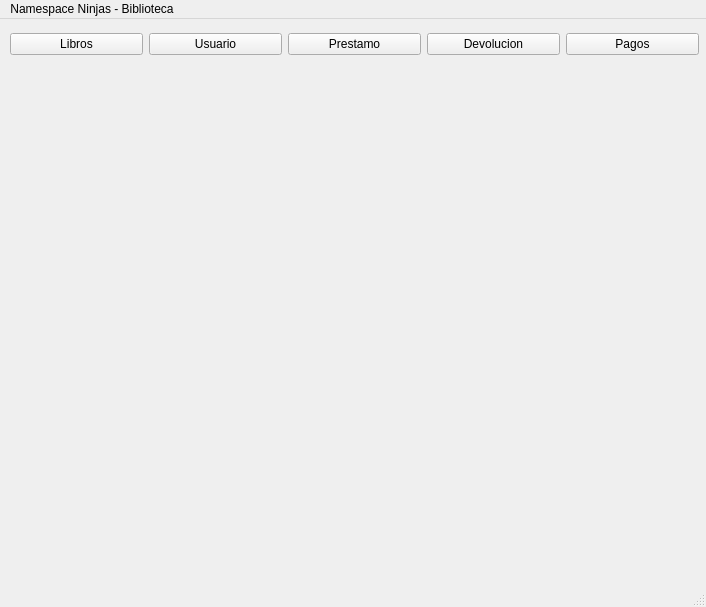
Above: mainwindow.ui from DanielaGanan/biblioteca before the change. Below: the same form after it.
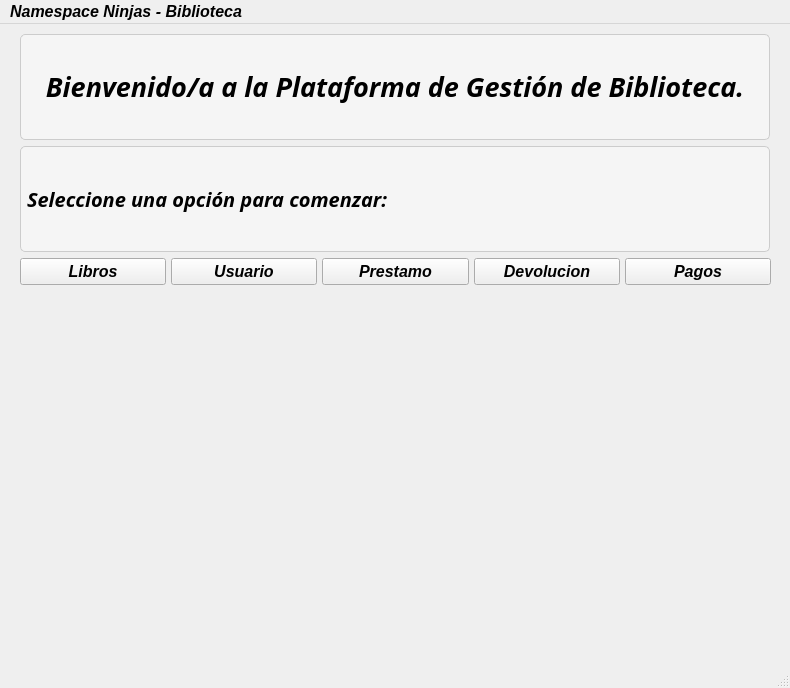
That is the form after the change. Icons and pictures are not drawn.

Commit message: Tocando estilos del mainwindow

What changed in the file:
```diff
--- a/mainwindow.ui
+++ b/mainwindow.ui
@@ -6,10 +6,18 @@
    <rect>
     <x>0</x>
     <y>0</y>
-    <width>706</width>
-    <height>607</height>
+    <width>790</width>
+    <height>688</height>
    </rect>
   </property>
+  <property name="font">
+   <font>
+    <pointsize>12</pointsize>
+    <italic>true</italic>
+    <bold>true</bold>
+    <underline>false</underline>
+   </font>
+  </property>
   <property name="windowTitle">
    <string>MainWindow</string>
   </property>
@@ -23,13 +31,111 @@
    <widget class="QWidget" name="gridLayoutWidget">
     <property name="geometry">
      <rect>
-      <x>10</x>
+      <x>20</x>
       <y>10</y>
-      <width>689</width>
-      <height>31</height>
+      <width>751</width>
+      <height>251</height>
      </rect>
     </property>
+    <layout class="QVBoxLayout" name="verticalLayout">
+     <item>
+      <widget class="QLabel" name="label">
+       <property name="minimumSize">
+        <size>
+         <width>100</width>
+         <height>0</height>
+        </size>
+       </property>
+       <property name="maximumSize">
+        <size>
+         <width>750</width>
+         <height>16777215</height>
+        </size>
+       </property>
+       <property name="styleSheet">
+        <string notr="true">QLabel {
+color: black;
+       font-size: 14px;        
+       padding: 5px;           
+       background-color: #f5f5f5; 
+       border: 1px solid #ccc;   
+       border-radius: 5px;      
+       text-align: center;      
+    }</string>
+       </property>
+       <property name="text">
+        <string>&lt;html&gt;&lt;head/&gt;&lt;body&gt;&lt;p&gt;&lt;span style=&quot; font-family: impact; ;font-size:20pt; font-weight:700;&quot;&gt;Bienvenido/a a la Plataforma de Gestión de Biblioteca.&lt;/span&gt;&lt;/p&gt;&lt;/body&gt;&lt;/html&gt;</string>
+       </property>
+       <property name="textFormat">
+        <enum>Qt::TextFormat::AutoText</enum>
+       </property>
+       <property name="alignment">
+        <set>Qt::AlignmentFlag::AlignCenter</set>
+       </property>
+       <property name="wordWrap">
+        <bool>false</bool>
+       </property>
+       <property name="margin">
+        <number>5</number>
+       </property>
+       <property name="indent">
+        <number>1</number>
+       </property>
+      </widget>
+     </item>
+     <item>
+      <widget class="QLabel" name="label_2">
+       <property name="minimumSize">
+        <size>
+         <width>100</width>
+         <height>0</height>
+        </size>
+       </property>
+       <property name="maximumSize">
+        <size>
+         <width>750</width>
+         <height>16777215</height>
+        </size>
+       </property>
+       <property name="styleSheet">
+        <string notr="true">QLabel {
+color: black;
+       font-size: 14px;        
+       padding: 5px;           
+       background-color: #f5f5f5; 
+       border: 1px solid #ccc;   
+       border-radius: 5px;      
+       text-align: center;      
+    }</string>
+       </property>
+       <property name="text">
+        <string>&lt;html&gt;&lt;head/&gt;&lt;body&gt;&lt;p&gt;&lt;span style=&quot; font-family: impact; ;font-size:15pt; font-weight:500;&quot;&gt;Seleccione una opción para comenzar:&lt;/span&gt;&lt;/p&gt;&lt;/body&gt;&lt;/html&gt;</string>
+       </property>
+       <property name="textFormat">
+        <enum>Qt::TextFormat::AutoText</enum>
+       </property>
+       <property name="alignment">
+        <set>Qt::AlignmentFlag::AlignLeading|Qt::AlignmentFlag::AlignLeft|Qt::AlignmentFlag::AlignVCenter</set>
+       </property>
+       <property name="wordWrap">
+        <bool>false</bool>
+       </property>
+       <property name="margin">
+        <number>5</number>
+       </property>
+       <property name="indent">
+        <number>1</number>
+       </property>
+      </widget>
+     </item>
+     <item>
     <layout class="QGridLayout" name="gridLayout">
+       <property name="horizontalSpacing">
+        <number>5</number>
+       </property>
+       <property name="verticalSpacing">
+        <number>0</number>
+       </property>
      <item row="0" column="1">
       <widget class="QPushButton" name="abrirVentanaUsuarios">
        <property name="text">
@@ -69,6 +175,29 @@
       </widget>
      </item>
     </layout>
+     </item>
+    </layout>
+   </widget>
+   <widget class="QLabel" name="label_3">
+    <property name="geometry">
+     <rect>
+      <x>20</x>
+      <y>270</y>
+      <width>751</width>
+      <height>351</height>
+     </rect>
+    </property>
+    <property name="styleSheet">
+     <string notr="true">#label_3 {
+background-image: url(:/new/prefix1/recursos/estante background.jpg);
+background-repeat: no-repeat;
+background-position: center;
+}
+</string>
+    </property>
+    <property name="text">
+     <string/>
+    </property>
    </widget>
   </widget>
   <widget class="QMenuBar" name="menubar">
@@ -76,8 +205,8 @@
     <rect>
      <x>0</x>
      <y>0</y>
-     <width>706</width>
-     <height>21</height>
+     <width>790</width>
+     <height>26</height>
     </rect>
    </property>
    <widget class="QMenu" name="menuNamespace_Ninjas">
```
Left out of the diff: 4 changed lines with no effect on the pictures. Lines whose indentation alone changed are shown as unchanged.
